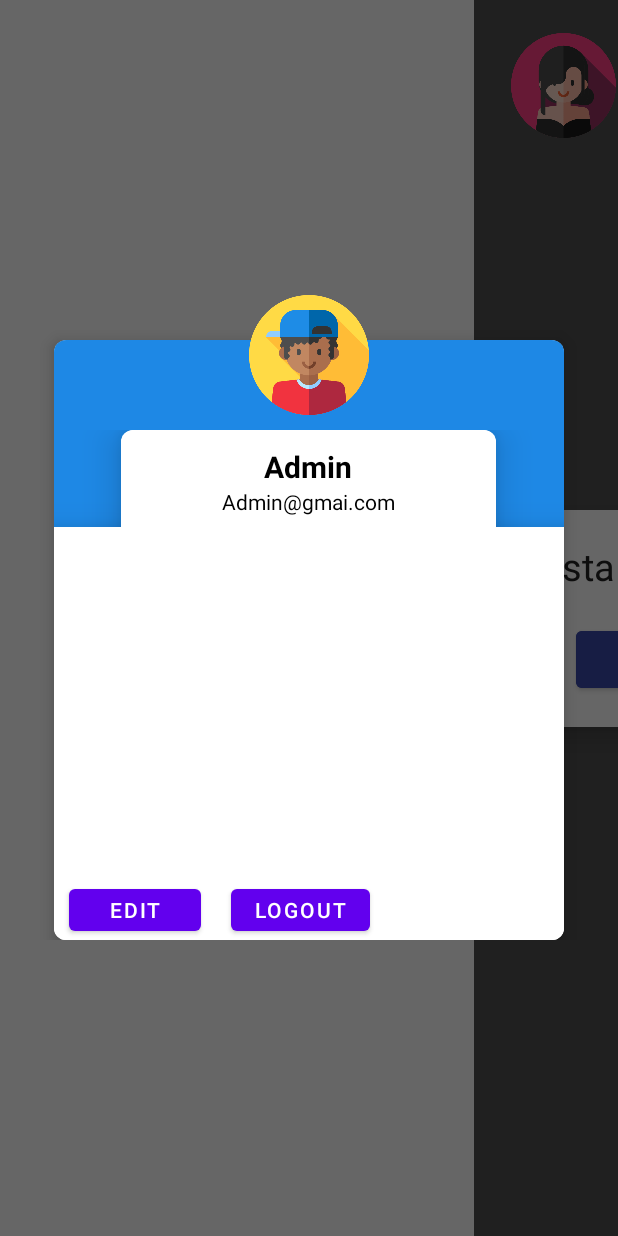
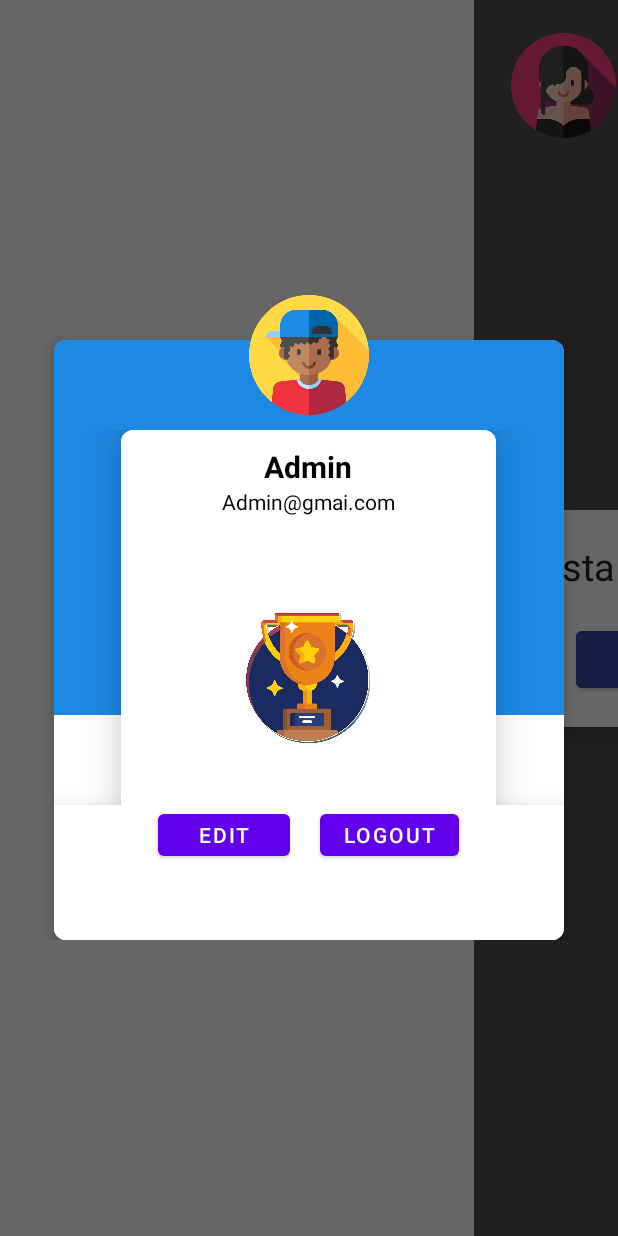
Before and after one commit to Diovethi/DescobrePortugalApp, an Android app: the Menu screen opened directly, with no data from a screen before it, after a tap on an icon or button, on a phone screen of 412 x 824 dp. Run offline under Robolectric (Android 15) with nearby library versions, the phone set to English and light mode, and no system bars; our stand-ins replace Volley; network calls fail; 17 statements that could not run were skipped.

Commit message:
trofeu finalizado

```diff
--- a/app/src/main/java/com/example/myapplication/DialogUser.java
+++ b/app/src/main/java/com/example/myapplication/DialogUser.java
@@ -16,19 +16,22 @@ import android.widget.TextView;
 
 import androidx.appcompat.content.res.AppCompatResources;
 
+import com.example.myapplication.model.CidadeModel;
 import com.example.myapplication.model.UserModel;
 
 public class DialogUser extends ContextWrapper {
 
     private final Context context;
     private final UserModel userModel;
+    private final CidadeModel cidadeModel;
     private final DialogEditUser dialogEditUser;
 
 
-    public DialogUser(Context base,Application application,UserModel userModel) {
+    public DialogUser(Context base,Application application,UserModel userModel,CidadeModel cidadeModel) {
         super(base);
         this.context=base;
         this.userModel = userModel;
+        this.cidadeModel=cidadeModel;
         dialogEditUser= new DialogEditUser(context,application,userModel);
     }
 
@@ -91,6 +94,19 @@ public class DialogUser extends ContextWrapper {
                 }
         );
 
+        ImageView trofeus = dialog.findViewById(R.id.trophyIcon);
+        trofeus.setBackgroundTintList(AppCompatResources.getColorStateList(context, Utils.getColorDarkAvatar(userModel.getId_icon().toString())));
+        trofeus.setOnClickListener(
+                new View.OnClickListener() {
+                    @Override
+                    public void onClick(View view) {
+                        Intent i = new Intent(DialogUser.this,MapaPortugal.class);
+                        i.putExtra("user",userModel);
+                        i.putExtra("cidade",cidadeModel);
+                        startActivity(i);
+                    }
+                }
+        );
 
 
 
--- a/app/src/main/java/com/example/myapplication/MapaPortugal.java
+++ b/app/src/main/java/com/example/myapplication/MapaPortugal.java
@@ -83,7 +83,7 @@ public class MapaPortugal extends AppCompatActivity {
         userModel = (UserModel) getIntent().getExtras().get("user");
         cidadeModel=(CidadeModel) getIntent().getExtras().get("cidade");
 
-        dialogUser = new DialogUser(this,getApplication(),userModel);
+        dialogUser = new DialogUser(this,getApplication(),userModel, cidadeModel);
 
         super.onCreate(savedInstanceState);
         setContentView(R.layout.activity_mapa_portugal);
--- a/app/src/main/java/com/example/myapplication/Menu.java
+++ b/app/src/main/java/com/example/myapplication/Menu.java
@@ -57,7 +57,7 @@ public class Menu extends AppCompatActivity {
         userIcon = findViewById(R.id.userIcon);
         userModel = (UserModel) getIntent().getExtras().get("user");
         cidadeModel=(CidadeModel) getIntent().getExtras().get("cidade");
-        dialogUser = new DialogUser(this,getApplication(),userModel);
+        dialogUser = new DialogUser(this,getApplication(),userModel,cidadeModel);
 
         setDesignElements(userModel);
 
--- a/app/src/main/java/com/example/myapplication/Quiz.java
+++ b/app/src/main/java/com/example/myapplication/Quiz.java
@@ -82,7 +82,7 @@ public class Quiz extends AppCompatActivity {
         btOpcao3 = findViewById(R.id.btOpcao3);
         btOpcao4 = findViewById(R.id.btOpcao4);
         cardPergunta = findViewById(R.id.cardPergunta);
-        dialogUser = new DialogUser(this,getApplication(),userModel);
+        dialogUser = new DialogUser(this,getApplication(),userModel,cidade);
 
         perguntaModel=new PerguntaModel();
 
--- a/app/src/main/res/layout/dialog_user.xml
+++ b/app/src/main/res/layout/dialog_user.xml
@@ -49,7 +49,9 @@
                     android:layout_height="250dp"
                     android:background="#1E88E5"
                     android:gravity="center_horizontal"
-                    android:orientation="horizontal"></LinearLayout>
+                    android:orientation="horizontal">
+
+                </LinearLayout>
             </LinearLayout>
 
             <LinearLayout
@@ -68,7 +70,7 @@
 
                     <LinearLayout
                         android:layout_width="match_parent"
-                        android:layout_height="wrap_content"
+                        android:layout_height="258dp"
 
                         android:background="@color/white"
                         android:backgroundTint="@color/white"
@@ -98,6 +100,13 @@
                             android:text="Admin@gmai.com"
                             android:textColor="#000000"
                             android:textSize="14sp" />
+
+                        <ImageView
+                            android:id="@+id/trophyIcon"
+                            android:layout_width="100dp"
+                            android:layout_height="180dp"
+                            android:layout_weight="1"
+                            app:srcCompat="@drawable/trophy_icon" />
                     </LinearLayout>
                 </androidx.cardview.widget.CardView>
 
@@ -113,7 +122,7 @@
                         android:layout_width="match_parent"
                         android:layout_height="match_parent"
                         android:background="@color/white"
-                        android:gravity="bottom|start|end"
+                        android:gravity="center_horizontal"
                         android:orientation="horizontal">
 
                         <Button
```
Also changed, not shown: app/src/main/res/drawable/trophy_icon.png (added).
